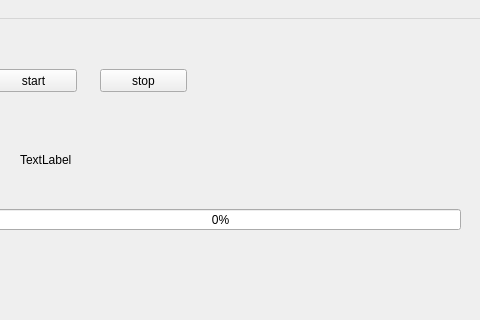
First picture: the form in src/mainwindow.ui, repository sigsergv/ororok, before the edit; both pictures show x 154 to 634 and y 0 to 320 of the 800 by 600 pixel window.
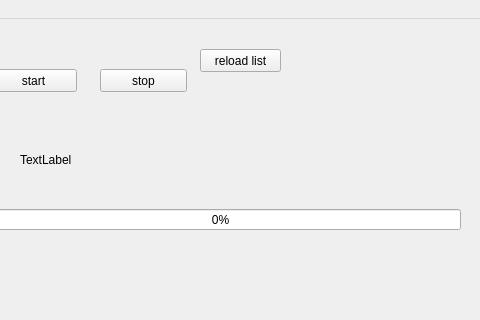
Second picture: the form after the edit.

The edit to the form file:
```diff
--- a/src/mainwindow.ui
+++ b/src/mainwindow.ui
@@ -66,6 +66,19 @@
      <number>0</number>
     </property>
    </widget>
+   <widget class="QPushButton" name="refreshCollectionTree">
+    <property name="geometry">
+     <rect>
+      <x>290</x>
+      <y>30</y>
+      <width>81</width>
+      <height>23</height>
+     </rect>
+    </property>
+    <property name="text">
+     <string>reload list</string>
+    </property>
+   </widget>
   </widget>
   <widget class="QMenuBar" name="menubar">
    <property name="geometry">
```
